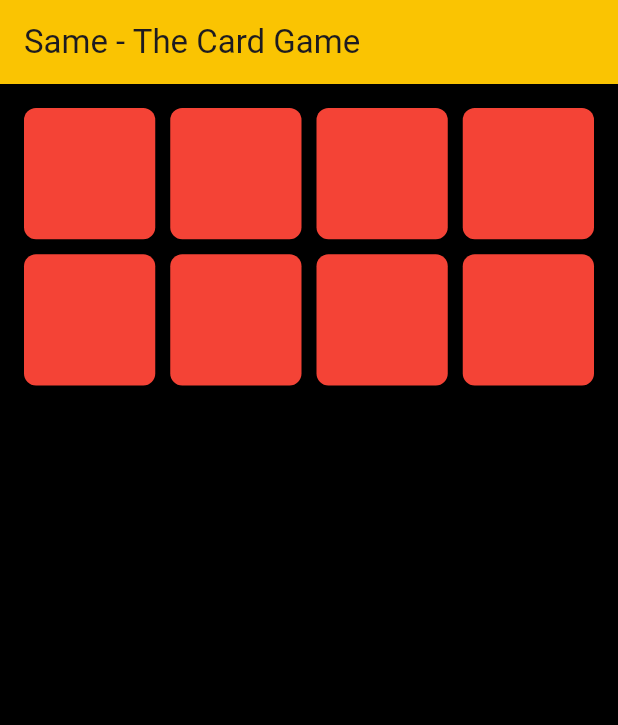
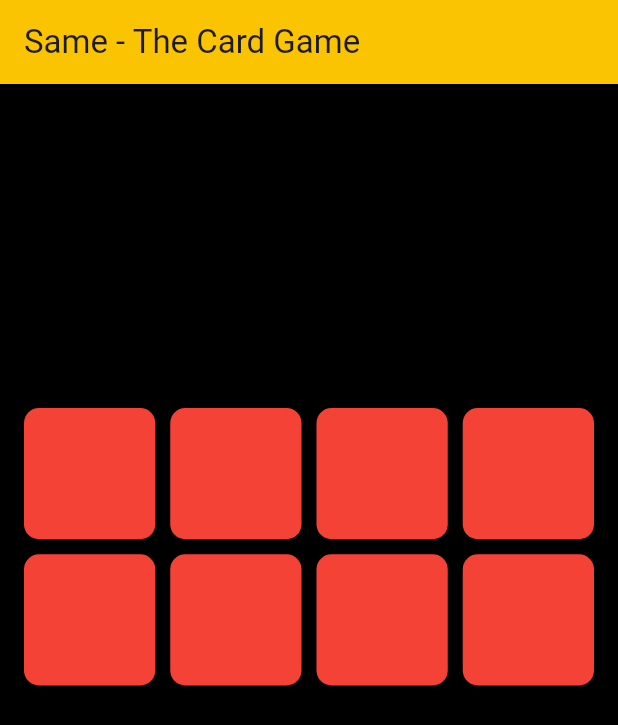
Before and after one commit to dhogan7/HW03, a Flutter app: the screen it shows after launch, on a phone screen of 412 x 824 dp. Shown: the top 725 px of the screen. Run offline on Flutter 3.47's test engine with Material 3 defaults, Android fonts, the phone set to English and light mode, and no system bars.

```diff
--- a/lib/main.dart
+++ b/lib/main.dart
@@ -139,7 +139,12 @@ class _CardMatchingGameState extends State<CardMatchingGame>
         backgroundColor: const Color.fromARGB(255, 250, 196, 2),
         title: const Text('Same - The Card Game'),
       ),
-      body: Padding(
+      body: Column(
+        mainAxisAlignment: MainAxisAlignment.center, // Centers content vertically
+        children: [
+          const SizedBox(height: 200), // Space above the grid
+          Expanded(
+            child: Padding(
               padding: const EdgeInsets.all(16.0),
               child: GridView.builder(
                 gridDelegate: const SliverGridDelegateWithFixedCrossAxisCount(
@@ -157,7 +162,7 @@ class _CardMatchingGameState extends State<CardMatchingGame>
                         color: _cards[index].isFaceUp
                             ? const Color.fromARGB(255, 246, 236, 144)
                             : Colors.red,
-                  borderRadius: BorderRadius.circular(8),
+                        borderRadius: BorderRadius.circular(10),
                       ),
                       child: _cards[index].isFaceUp || _cards[index].isMatched
                           ? Image.asset(_cards[index].imagePath)
@@ -167,6 +172,9 @@ class _CardMatchingGameState extends State<CardMatchingGame>
                 },
               ),
             ),
+          ),
+        ],
+      ),
     );
   }
 }
```
Lines whose indentation alone changed are shown as unchanged.
